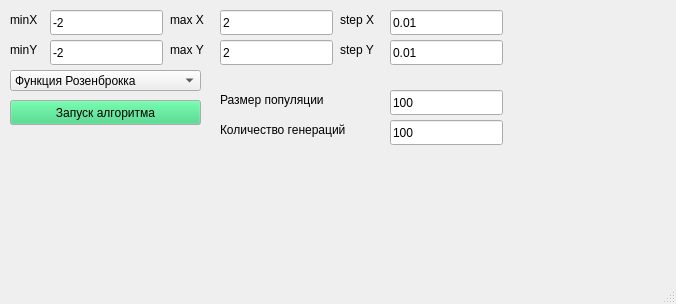
Old version of the form viev/windows/subwindow_particle_swarm.ui in the repository usernameisavailablee/optimization.
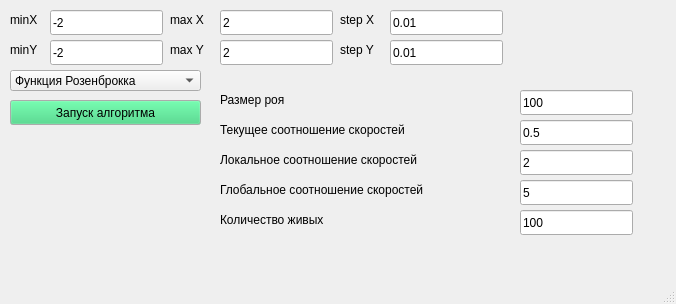
New version of the form.

Diff of the .ui file:
```diff
--- a/viev/windows/subwindow_particle_swarm.ui
+++ b/viev/windows/subwindow_particle_swarm.ui
@@ -181,7 +181,7 @@
    <widget class="QLineEdit" name="pop_size">
     <property name="geometry">
      <rect>
-      <x>390</x>
+      <x>520</x>
       <y>90</y>
       <width>113</width>
       <height>25</height>
@@ -194,14 +194,14 @@
    <widget class="QLineEdit" name="generations">
     <property name="geometry">
      <rect>
-      <x>390</x>
+      <x>520</x>
       <y>120</y>
       <width>113</width>
       <height>25</height>
      </rect>
     </property>
     <property name="text">
-     <string>100</string>
+     <string>0.5</string>
     </property>
    </widget>
    <widget class="QLabel" name="label_4">
@@ -214,7 +214,7 @@
      </rect>
     </property>
     <property name="text">
-     <string>Размер популяции</string>
+     <string>Размер роя</string>
     </property>
    </widget>
    <widget class="QLabel" name="label_6">
@@ -222,12 +222,12 @@
      <rect>
       <x>220</x>
       <y>120</y>
-      <width>161</width>
+      <width>241</width>
       <height>20</height>
      </rect>
     </property>
     <property name="text">
-     <string>Количество генераций</string>
+     <string>Текущее соотношение скоростей</string>
     </property>
    </widget>
    <widget class="QLineEdit" name="y_max">
@@ -334,6 +334,84 @@
      <string>step Y</string>
     </property>
    </widget>
+   <widget class="QLabel" name="label_10">
+    <property name="geometry">
+     <rect>
+      <x>220</x>
+      <y>150</y>
+      <width>261</width>
+      <height>20</height>
+     </rect>
+    </property>
+    <property name="text">
+     <string>Локальное соотношение скоростей</string>
+    </property>
+   </widget>
+   <widget class="QLabel" name="label_11">
+    <property name="geometry">
+     <rect>
+      <x>220</x>
+      <y>180</y>
+      <width>261</width>
+      <height>20</height>
+     </rect>
+    </property>
+    <property name="text">
+     <string>Глобальное соотношение скоростей</string>
+    </property>
+   </widget>
+   <widget class="QLineEdit" name="localVelocityRatio">
+    <property name="geometry">
+     <rect>
+      <x>520</x>
+      <y>150</y>
+      <width>113</width>
+      <height>25</height>
+     </rect>
+    </property>
+    <property name="text">
+     <string>2</string>
+    </property>
+   </widget>
+   <widget class="QLineEdit" name="globalVelocityRatio">
+    <property name="geometry">
+     <rect>
+      <x>520</x>
+      <y>180</y>
+      <width>113</width>
+      <height>25</height>
+     </rect>
+    </property>
+    <property name="text">
+     <string>5</string>
+    </property>
+   </widget>
+   <widget class="QLabel" name="label_12">
+    <property name="geometry">
+     <rect>
+      <x>220</x>
+      <y>210</y>
+      <width>261</width>
+      <height>20</height>
+     </rect>
+    </property>
+    <property name="text">
+     <string>Количество живых</string>
+    </property>
+   </widget>
+   <widget class="QLineEdit" name="numbersOfLife">
+    <property name="geometry">
+     <rect>
+      <x>520</x>
+      <y>210</y>
+      <width>113</width>
+      <height>25</height>
+     </rect>
+    </property>
+    <property name="text">
+     <string>100</string>
+    </property>
+   </widget>
   </widget>
   <widget class="QMenuBar" name="menubar">
    <property name="geometry">
```
Left out of the diff: 8 changed lines with no effect on the pictures.
